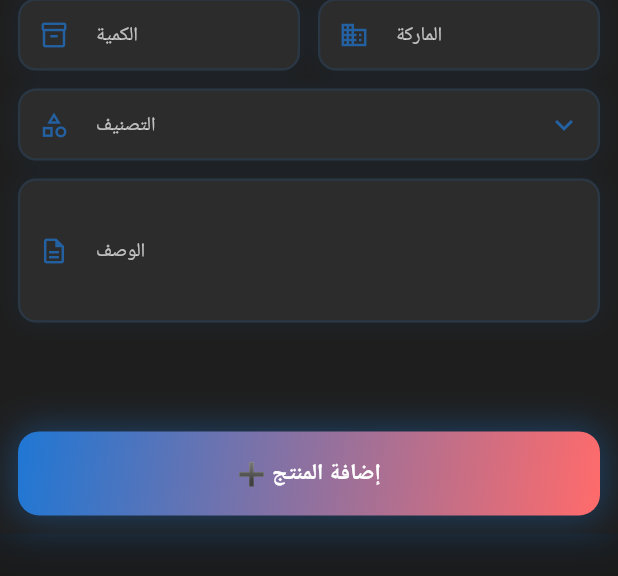
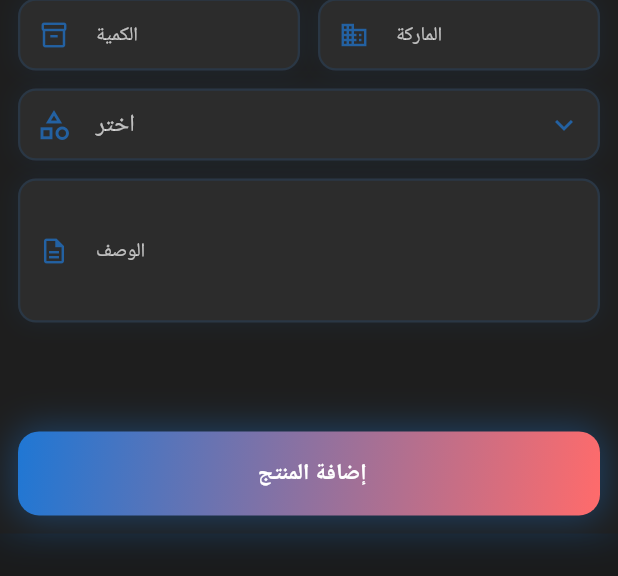
Before and after one commit to abod8639/stronger_muscles_dashboard, a Flutter app: the ProductFormSheet widget shown alone on an empty page, opened directly, on a phone screen of 412 x 824 dp. Shown: the part 579-1155 px from the top of the screen. Run offline on Flutter 3.47's test engine with Material 3 defaults, Android fonts, the phone set to English and light mode, and no system bars; our stand-ins replace fl_chart, get, image_picker; network calls fail.

Commit message:
create CustomModernDropdown

```diff
--- a/lib/controllers/products_controller.dart
+++ b/lib/controllers/products_controller.dart
@@ -1,5 +1,6 @@
 import 'package:flutter/material.dart';
 import 'package:get/get.dart';
+import 'package:stronger_muscles_dashboard/models/flavors_model.dart';
 import 'package:stronger_muscles_dashboard/screens/Products_Screen/widgets/ProductFormSheet.dart';
 import '../models/index.dart';
 import '../repositories/index.dart';
@@ -14,9 +15,10 @@ class ProductsController extends GetxController {
   final products = <ProductModel>[].obs;
   final categories = <CategoryModel>[].obs;
   final filteredProducts = <ProductModel>[].obs;
-
+  final flavors = <FlavorsModel>[].obs;
   final searchQuery = ''.obs;
   final selectedCategoryId = 'all'.obs;
+  final selectedFlavor = 'all'.obs;
   final isUploadingImage = false.obs;
 
   @override
@@ -54,6 +56,10 @@ class ProductsController extends GetxController {
     selectedCategoryId.value = categoryId;
     _applyFiltering();
   }
+  void setFlavor(String flavorId) {
+    selectedFlavor.value = flavorId;
+    _applyFiltering();
+  }
 
   void _applyFiltering() {
     List<ProductModel> filtered = products.toList();
@@ -77,6 +83,13 @@ class ProductsController extends GetxController {
           )
           .toList();
     }
+
+    // تصفية حسب المذاق
+    // if (selectedFlavor.value != 'all') {
+    //   filtered = filtered
+    //       .where((p) => p.flavor?.contains(selectedFlavor.value) == true)
+    //       .toList();
+    // }
 
     filteredProducts.assignAll(filtered);
   }
--- /dev/null
+++ b/lib/models/flavors_model.dart
@@ -0,0 +1,8 @@
+
+
+class FlavorsModel {
+  final String id;
+  final String name;
+
+  FlavorsModel({required this.id, required this.name});
+}
--- a/lib/models/product.dart
+++ b/lib/models/product.dart
@@ -15,11 +15,13 @@ class ProductModel {
   final int? servingsPerContainer;
   final bool isActive;
 
+
   // Basic Info
   final String? sku;
   final List<String>? tags;
   final double? weight;
   final String? size;
+  // final List<String>? flavor;
 
   // Nutrition
   final Map<String, dynamic>? nutritionFacts;
@@ -68,6 +70,7 @@ class ProductModel {
     this.tags,
     this.weight,
     this.size,
+    // this.flavor,
     // Nutrition
     this.nutritionFacts,
     // Marketing
@@ -144,6 +147,7 @@ class ProductModel {
       metaTitle: (json['metaTitle'] ?? json['meta_title'])?.toString(),
       metaDescription: (json['metaDescription'] ?? json['meta_description'])?.toString(),
       slug: json['slug']?.toString(),
+      // flavor: List<String>.from(json['flavor'] ?? json['flavor'] ?? []),
     );
   }
 
@@ -190,6 +194,7 @@ class ProductModel {
       'meta_title': metaTitle,
       'meta_description': metaDescription,
       'slug': slug,
+      // 'flavor': flavor,
     };
   }
 
--- a/lib/screens/Products_Screen/widgets/ProductFormSheet.dart
+++ b/lib/screens/Products_Screen/widgets/ProductFormSheet.dart
@@ -6,6 +6,7 @@ import 'package:stronger_muscles_dashboard/controllers/products_controller.dart'
 import 'package:stronger_muscles_dashboard/models/product.dart';
 import 'package:stronger_muscles_dashboard/config/theme.dart';
 import 'package:stronger_muscles_dashboard/config/responsive.dart';
+import 'package:stronger_muscles_dashboard/screens/Products_Screen/widgets/buildModernDropdown.dart';
 import 'package:stronger_muscles_dashboard/screens/Products_Screen/widgets/buildModernTextField.dart';
 
 class ProductFormSheet extends StatefulWidget {
@@ -26,6 +27,7 @@ class ProductFormSheetState extends State<ProductFormSheet> {
   late final TextEditingController stockController;
   late final TextEditingController descriptionController;
   late final TextEditingController brandController;
+  // late final TextEditingController flavorController;
   late String selectedCategoryId;
   late List<String> imageUrls;
   final ImagePicker _picker = ImagePicker();
@@ -40,6 +42,7 @@ class ProductFormSheetState extends State<ProductFormSheet> {
     stockController = TextEditingController(text: widget.product?.stockQuantity.toString() ?? '');
     descriptionController = TextEditingController(text: widget.product?.description ?? '');
     brandController = TextEditingController(text: widget.product?.brand ?? '');
+    // flavorController = TextEditingController(text: widget.product?.flavor?.join(', ') ?? '');
     selectedCategoryId = widget.product?.categoryId ??
                         (controller.categories.isNotEmpty ? controller.categories.first.id : '');
     imageUrls = List<String>.from(widget.product?.imageUrls ?? []);
@@ -231,7 +234,22 @@ class ProductFormSheetState extends State<ProductFormSheet> {
                   SizedBox(height: padding.top),
 
                   // التصنيف
-                  buildModernDropdown(),
+                  // buildModernDropdown(),
+                  CustomModernDropdown<String>(
+                    value: selectedCategoryId,
+                    items: controller.categories.map((cat) {
+                      return DropdownMenuItem(
+                        value: cat.id,
+                        child: Text(cat.name),
+                      );
+                    }).toList(),
+                    onChanged: (String? value) {
+                      setState(() {
+                        selectedCategoryId = value!;
+                      });
+                    },
+
+                  ),
                   SizedBox(height: padding.top),
 
                   // الوصف
@@ -287,8 +305,8 @@ class ProductFormSheetState extends State<ProductFormSheet> {
                         : Center(
                             child: Text(
                               widget.product == null
-                                  ? '➕ إضافة المنتج'
-                                  : '💾 حفظ التغييرات',
+                                  ? ' إضافة المنتج'
+                                  : ' حفظ التغييرات',
                               style: TextStyle(
                                 color: Colors.white,
                                 fontSize: responsive.getBodyFontSize() + 2,
@@ -306,93 +324,8 @@ class ProductFormSheetState extends State<ProductFormSheet> {
     );
   }
 
-  Widget buildModernDropdown() {
-    final isDark = Theme.of(context).brightness == Brightness.dark;
-    final responsive = context.responsive;
 
-    return Container(
-      decoration: BoxDecoration(
-        color: isDark ? const Color(0xFF2C2C2C) : Colors.white,
-        borderRadius: BorderRadius.circular(12),
-        boxShadow: [
-          BoxShadow(
-            color: AppColors.primary.withValues(alpha: 0.08),
-            blurRadius: 12,
-            spreadRadius: 1,
-          ),
-        ],
-      ),
-      child: DropdownButtonFormField<String>(
-        initialValue: (selectedCategoryId.isEmpty || !controller.categories.any((c) => c.id == selectedCategoryId))
-            ? (controller.categories.isNotEmpty ? controller.categories.first.id : null)
-            : selectedCategoryId,
-        dropdownColor: isDark ? const Color(0xFF2C2C2C) : Colors.white,
-        icon: Icon(Icons.keyboard_arrow_down, color: AppColors.primary.withValues(alpha: 0.7)),
-        decoration: InputDecoration(
-          labelText: 'التصنيف',
-          prefixIcon: Icon(
-            Icons.category_outlined,
-            color: AppColors.primary.withValues(alpha: 0.7),
-            size: responsive.iconSize,
-          ),
-          filled: true,
-          fillColor: Colors.transparent,
-          border: OutlineInputBorder(
-            borderRadius: BorderRadius.circular(12),
-            borderSide: BorderSide.none,
-          ),
-          enabledBorder: OutlineInputBorder(
-            borderRadius: BorderRadius.circular(12),
-            borderSide: BorderSide(
-              color: AppColors.primary.withValues(alpha: 0.15),
-              width: 1.5,
-            ),
-          ),
-          focusedBorder: OutlineInputBorder(
-            borderRadius: BorderRadius.circular(12),
-            borderSide: const BorderSide(
-              color: AppColors.primary,
-              width: 2,
-            ),
-          ),
-          labelStyle: TextStyle(
-            color: isDark ? Colors.white70 : AppColors.primary.withValues(alpha: 0.6),
-            fontSize: responsive.getBodyFontSize(),
-          ),
-          contentPadding: EdgeInsets.symmetric(
-            horizontal: responsive.defaultPadding.left / 1.5,
-            vertical: responsive.defaultPadding.top / 1.5,
-          ),
-        ),
-        items: controller.categories.map((cat) {
-          return DropdownMenuItem(
-            value: cat.id,
-            child: Row(
-              children: [
-                Container(
-                  width: 8,
-                  height: 8,
-                  decoration: BoxDecoration(
-                    shape: BoxShape.circle,
-                    color: AppColors.primary.withValues(alpha: 0.5),
-                  ),
-                ),
-                SizedBox(width: responsive.itemSpacing / 2),
-                Text(
-                  cat.name,
-                  style: TextStyle(
-                    fontSize: responsive.getBodyFontSize(),
-                    color: isDark ? Colors.white : AppColors.textDark,
-                  ),
-                ),
-              ],
-            ),
-          );
-        }).toList(),
-        onChanged: (val) => setState(() => selectedCategoryId = val ?? ''),
-      ),
-    );
-  }
+
 
 void handleReorder(int oldIndex, int newIndex) {
   setState(() {
--- /dev/null
+++ b/lib/screens/Products_Screen/widgets/buildModernDropdown.dart
@@ -0,0 +1,86 @@
+import 'package:flutter/material.dart';
+import 'package:stronger_muscles_dashboard/config/theme.dart';
+
+// جعلنا الكلاس Generic <T> لكي يتقبل أي نوع من القيم (String, Int, أو حتى Model)
+class CustomModernDropdown<T> extends StatelessWidget {
+  final T? value;
+  final List<DropdownMenuItem<T>> items;
+  final String label;
+  final IconData prefixIcon;
+  final Function(T?) onChanged;
+  final String? Function(T?)? validator;
+
+  const CustomModernDropdown({
+    Key? key,
+    required this.value,
+    required this.items,
+    required this.onChanged,
+    this.label = 'اختر',
+    this.prefixIcon = Icons.category_outlined,
+    this.validator,
+  }) : super(key: key);
+
+  @override
+  Widget build(BuildContext context) {
+    final isDark = Theme.of(context).brightness == Brightness.dark;
+    // final responsive = context.responsive;
+
+    return Container(
+      decoration: BoxDecoration(
+        color: isDark ? const Color(0xFF2C2C2C) : Colors.white,
+        borderRadius: BorderRadius.circular(12),
+        boxShadow: [
+          BoxShadow(
+            color: AppColors.primary.withOpacity(0.08),
+            blurRadius: 12,
+            spreadRadius: 1,
+          ),
+        ],
+      ),
+      child: DropdownButtonFormField<T>(
+        value: value,
+        items: items,
+        onChanged: onChanged,
+        validator: validator,
+        dropdownColor: isDark ? const Color(0xFF2C2C2C) : Colors.white,
+        icon: Icon(
+          Icons.keyboard_arrow_down,
+          color: AppColors.primary.withOpacity(0.7),
+        ),
+        decoration: InputDecoration(
+          labelText: label,
+          prefixIcon: Icon(
+            prefixIcon,
+            color: AppColors.primary.withOpacity(0.7),
+            size: 24,
+          ),
+          filled: true,
+          fillColor: Colors.transparent,
+          border: OutlineInputBorder(
+            borderRadius: BorderRadius.circular(12),
+            borderSide: BorderSide.none,
+          ),
+          enabledBorder: OutlineInputBorder(
+            borderRadius: BorderRadius.circular(12),
+            borderSide: BorderSide(
+              color: AppColors.primary.withOpacity(0.15),
+              width: 1.5,
+            ),
+          ),
+          focusedBorder: OutlineInputBorder(
+            borderRadius: BorderRadius.circular(12),
+            borderSide: const BorderSide(color: AppColors.primary, width: 2),
+          ),
+          labelStyle: TextStyle(
+            color: isDark ? Colors.white70 : AppColors.primary.withOpacity(0.6),
+            fontSize: 16,
+          ),
+          contentPadding: EdgeInsets.symmetric(
+            horizontal: 16,
+            vertical: 12,
+          ),
+        ),
+      ),
+    );
+  }
+}
```
